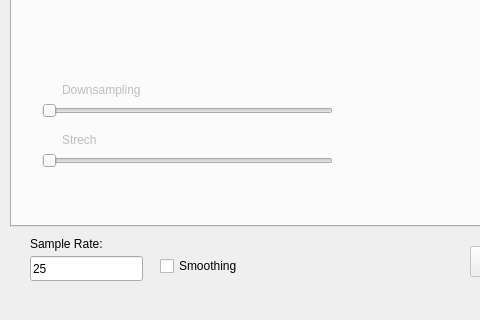
Old version of the form ProjectAndreas/mainwindow.ui in the repository MaxSchu/ITT_SS16; both pictures show x 0 to 480 and y 294 to 614 of the 800 by 614 pixel window.
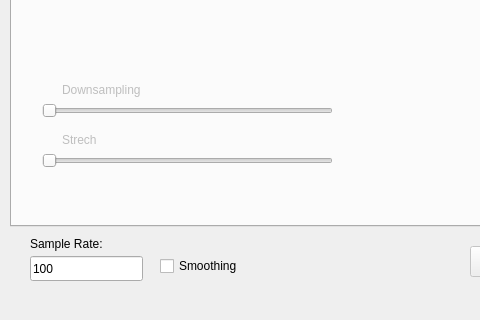
New version of the form. The open tabs and pages were chosen to show the change.

```diff
--- a/ProjectAndreas/mainwindow.ui
+++ b/ProjectAndreas/mainwindow.ui
@@ -976,7 +976,7 @@
      </rect>
     </property>
     <property name="text">
-     <string>25</string>
+     <string>100</string>
     </property>
     <property name="maxLength">
      <number>5</number>
```
Left out of the diff: 8 changed lines with no effect on the pictures.
